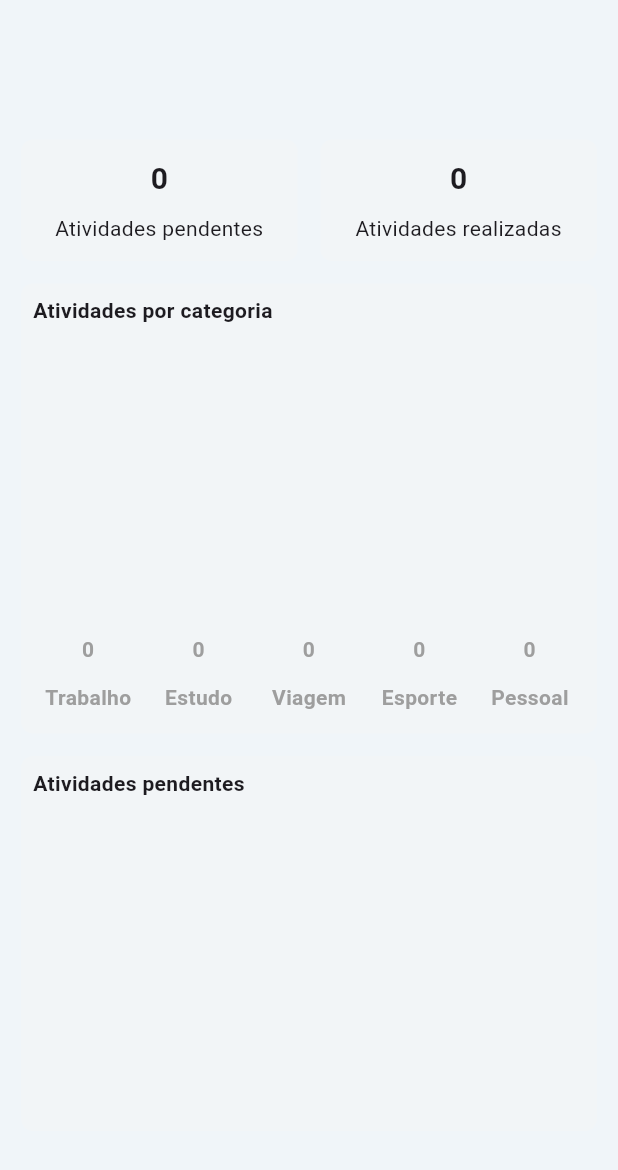
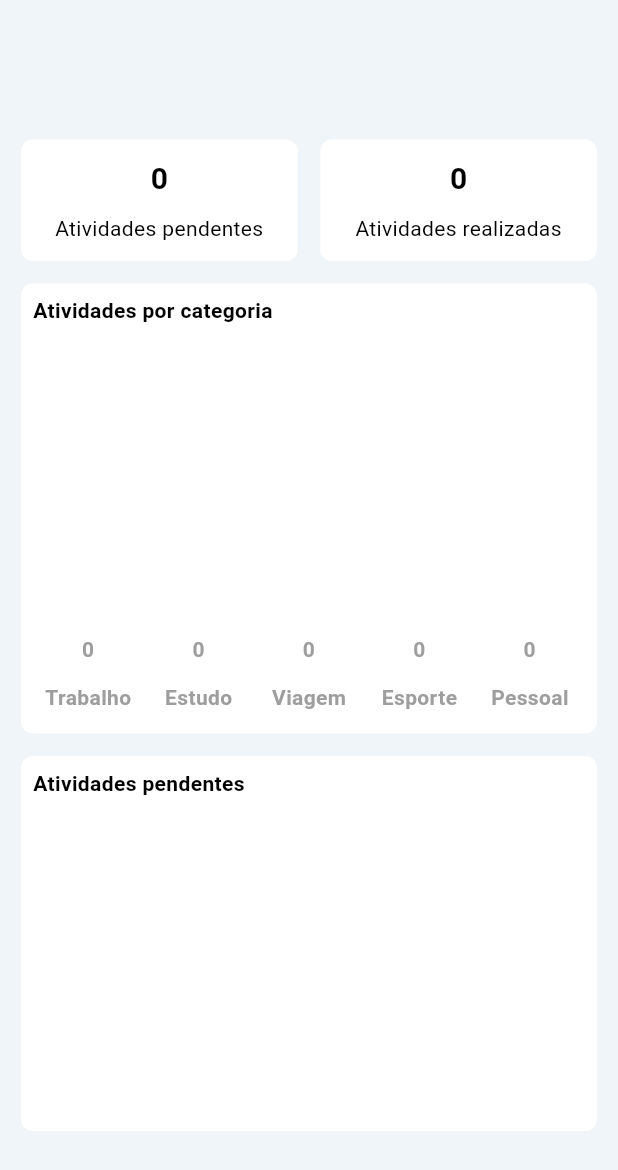
Before and after one commit to PedroSOliveira/task, a Flutter app: the TaskStatisticsScreen screen opened directly, on a phone screen of 412 x 824 dp. Shown: the top 1170 px of the screen. Run offline on Flutter 3.47's test engine with Material 3 defaults, Android fonts, the light colour scheme and no system bars; drawn by our look-alikes of fl_chart, google_mobile_ads; our stand-ins replace calendar_date_picker2, cloud_firestore, firebase_auth, firebase_core, firebase_crashlytics, flutter_riverpod and 7 more; missing offline and left inert: onesignal_flutter, purchases_flutter; accounts and stored records are empty; network calls fail.

Commit message:
feat: add theme manager in dashboard screen, and menu screen and bottobar

```diff
--- a/lib/screens/charts/dashboard_screen.dart
+++ b/lib/screens/charts/dashboard_screen.dart
@@ -123,7 +123,8 @@ class _TaskStatisticsScreenState extends State<TaskStatisticsScreen> {
         children: [
           Text(
             value,
-            style: const TextStyle(
+            style: TextStyle(
+              color: textColor,
               fontSize: 20.0,
               fontWeight: FontWeight.bold,
             ),
@@ -132,6 +133,9 @@ class _TaskStatisticsScreenState extends State<TaskStatisticsScreen> {
           Text(
             label,
             textAlign: TextAlign.center,
+            style: TextStyle(
+              color: textColor,
+            ),
           ),
         ],
       ),
@@ -148,9 +152,11 @@ class _TaskStatisticsScreenState extends State<TaskStatisticsScreen> {
       ? Colors.grey.shade900
       : const Color.fromARGB(255, 240, 245, 249);
 
-  Color get contentColor => ThemeModeManager.isDark
-      ? Colors.grey.shade800
-      : const Color.fromARGB(255, 242, 245, 247);
+  Color get contentColor =>
+      ThemeModeManager.isDark ? Colors.grey.shade800 : Colors.white;
+
+  Color get textColor =>
+      ThemeModeManager.isDark ? Colors.grey.shade500 : Colors.black;
 
   @override
   Widget build(BuildContext context) {
@@ -195,9 +201,10 @@ class _TaskStatisticsScreenState extends State<TaskStatisticsScreen> {
                   ),
                   height: 300,
                   child: Stack(children: [
-                    const Text(
+                    Text(
                       "Atividades por categoria",
                       style: TextStyle(
+                        color: textColor,
                         fontWeight: FontWeight.bold,
                       ),
                     ),
@@ -223,9 +230,10 @@ class _TaskStatisticsScreenState extends State<TaskStatisticsScreen> {
                   ),
                   height: 250,
                   child: Stack(children: [
-                    const Text(
+                    Text(
                       "Atividades pendentes",
                       style: TextStyle(
+                        color: textColor,
                         fontWeight: FontWeight.bold,
                       ),
                     ),
```
Also changed, not shown: lib/screens/base/base_screen.dart (+6 -1 lines), lib/screens/menuScreen/menu_tiles_screen.dart (+23 -10 lines).
